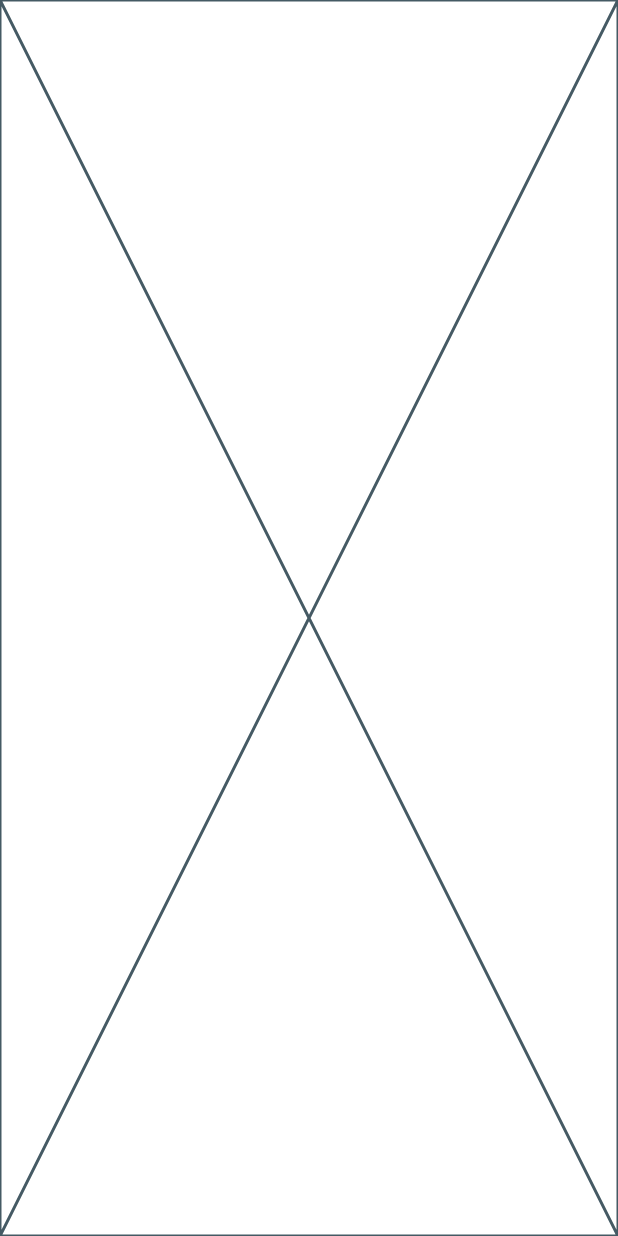
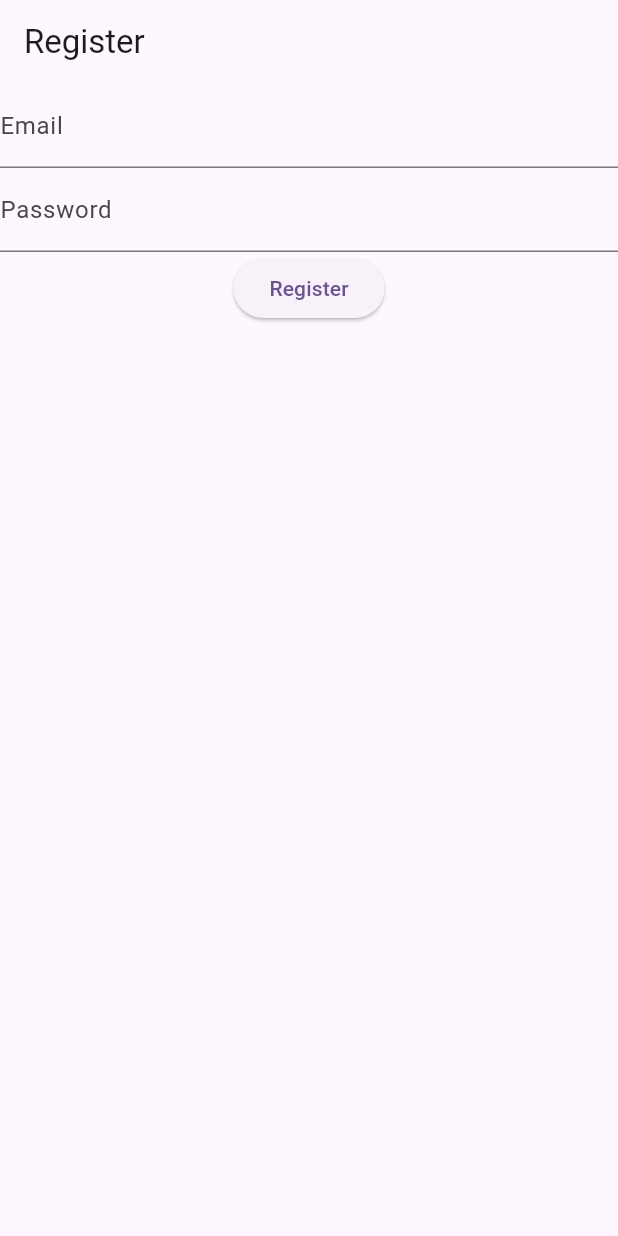
Before and after one commit to Megabyte94/NotesAppTutorial2, a Flutter app: the screen it shows after launch, on a phone screen of 412 x 824 dp. Run offline on Flutter 3.47's test engine with Material 3 defaults, Android fonts, the phone set to English and light mode, and no system bars; our stand-ins replace firebase_auth, firebase_core; accounts and stored records are empty.

Commit message:
Chapter 12: Firebase Auth user creation and connfiguration

```diff
--- a/lib/main.dart
+++ b/lib/main.dart
@@ -1,6 +1,13 @@
 import 'package:flutter/material.dart';
+import 'package:firebase_auth/firebase_auth.dart';
+import 'package:firebase_core/firebase_core.dart';
+import 'firebase_options.dart';
 
+// App entry point
 void main() {
+  // Ensure that the Flutter bindings are initialized.
+  WidgetsFlutterBinding.ensureInitialized();
+  // Run the app
   runApp(const MyApp());
 }
 
@@ -11,7 +18,7 @@ class MyApp extends StatelessWidget {
   @override
   Widget build(BuildContext context) {
     return MaterialApp(
-      title: 'Flutter Demo',
+      title: 'Notes',
       theme: ThemeData(
         colorScheme: ColorScheme.fromSeed(seedColor: Colors.deepPurple),
         useMaterial3: true,
@@ -21,11 +28,89 @@ class MyApp extends StatelessWidget {
   }
 }
 
-class HomePage extends StatelessWidget {
+//1----------
+
+// Home page
+class HomePage extends StatefulWidget {
   const HomePage({super.key});
 
   @override
+  State<HomePage> createState() => _HomePageState();
+}
+
+class _HomePageState extends State<HomePage> {
+  // Initialize text editing controllers
+  late final TextEditingController _email;
+  late final TextEditingController _password;
+
+  // It creates instances of TextEditingController and assigns them to the _email and _password variables.
+  @override
+  void initState() {
+    _email = TextEditingController();
+    _password = TextEditingController();
+    super.initState();
+  }
+
+  /* This code disposes the text editing controllers when the widget is removed from the widget tree.
+  It calls the dispose() method on the _email and _password controllers to release any resources they hold.*/
+  @override
+  void dispose() {
+    _email.dispose();
+    _password.dispose();
+    super.dispose();
+  }
+
+  // This method builds the widget tree for the HomePage widget.
+  @override
   Widget build(BuildContext context) {
-    return const Placeholder();
+    // Create a Scaffold widget with an AppBar and a body.
+    return Scaffold(
+        appBar: AppBar(
+          title: const Text("Register"),
+        ),
+        body: FutureBuilder(
+          future: Firebase.initializeApp(
+            options: DefaultFirebaseOptions.currentPlatform,
+          ),
+          builder: (context, snapshot) {
+            switch (snapshot.connectionState) {
+              case ConnectionState.none:
+                return const Text('None');
+              case ConnectionState.waiting:
+                return const CircularProgressIndicator();
+              case ConnectionState.active:
+                return const Text('Active');
+              case ConnectionState.done:
+                return Column(
+                  children: [
+                    TextField(
+                      controller: _email,
+                      decoration: const InputDecoration(labelText: 'Email'),
+                    ),
+                    TextField(
+                      controller: _password,
+                      decoration: const InputDecoration(labelText: 'Password'),
+                    ),
+                    ElevatedButton(
+                      onPressed: () async {
+                        try {
+                          await FirebaseAuth.instance.createUserWithEmailAndPassword(
+                            email: _email.text,
+                            password: _password.text,
+                          );
+                        } on FirebaseAuthException catch (e) {
+                          print('Failed with error code: ${e.code}');
+                          print(e.message);
+                        }
+                      },
+                      child: const Text('Register'),
+                    ),
+                  ],
+                );
+              default:
+                return const Text('Error initializing Firebase');
+            }
+          },
+        ));
   }
 }
```
Also changed, not shown: firebase.json (added), lib/firebase_options.dart (added), 7 other files.
